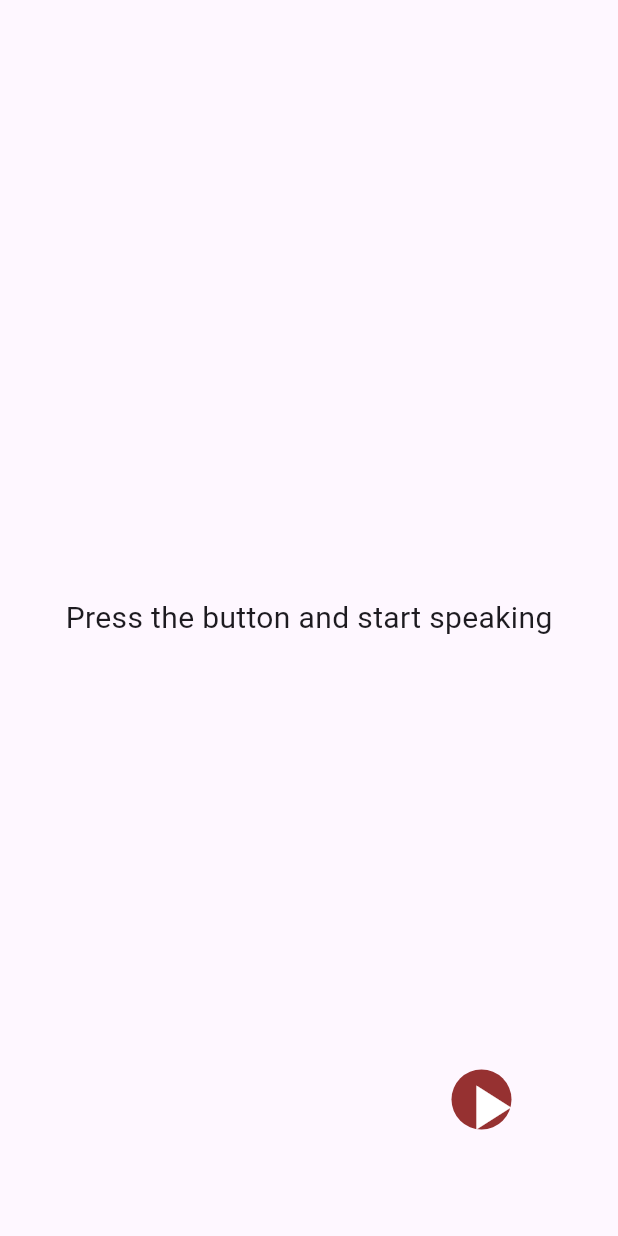
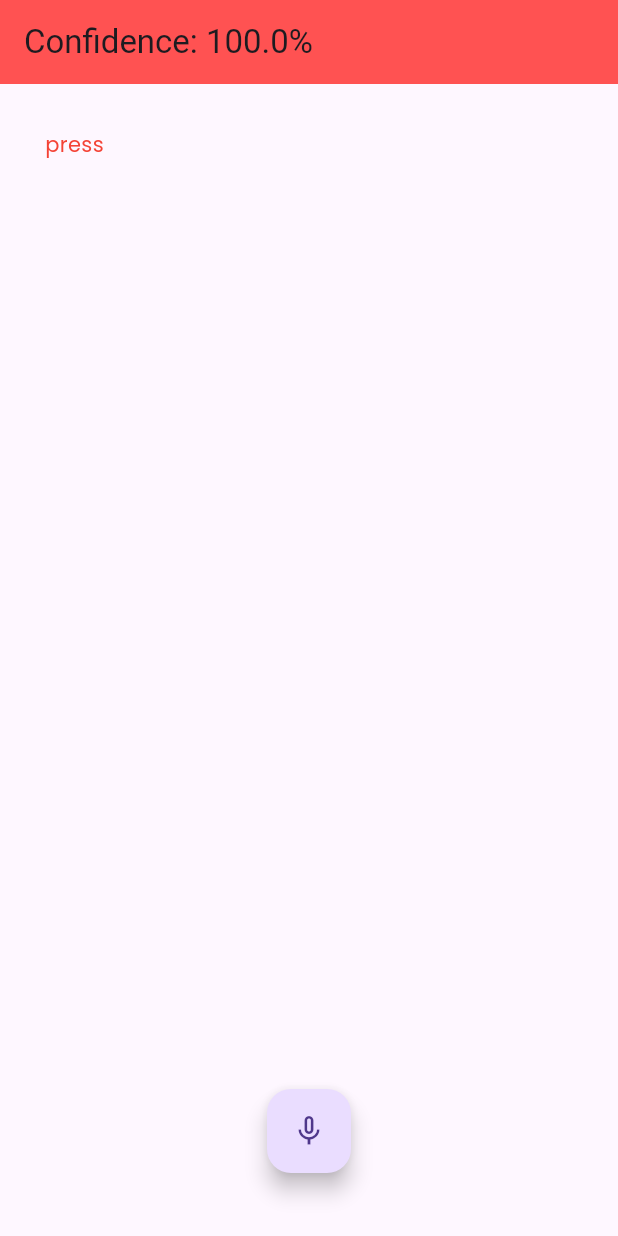
Before and after one commit to GouthamCArun/Studiesy, a Flutter app: the TeacherScreen screen opened directly, on a phone screen of 412 x 824 dp. Run offline on Flutter 3.47's test engine with Material 3 defaults, Android fonts, the phone set to English and light mode, and no system bars; drawn by our look-alikes of avatar_glow; our stand-ins replace animated_toggle_switch, email_validator, firebase_auth, firebase_core, google_fonts, google_sign_in and 2 more; missing offline and left inert: molten_navigationbar_flutter; accounts and stored records are empty; network calls fail.

Commit message:
Ready ready

```diff
--- a/frontend/studiesy/lib/Ui/Teacher.dart
+++ b/frontend/studiesy/lib/Ui/Teacher.dart
@@ -1,69 +1,87 @@
 import 'package:avatar_glow/avatar_glow.dart';
 import 'package:flutter/material.dart';
+import 'package:google_fonts/google_fonts.dart';
 import 'package:speech_to_text/speech_to_text.dart' as stt;
 
 class TeacherScreen extends StatefulWidget {
   const TeacherScreen({Key? key}) : super(key: key);
 
   @override
+  // ignore: library_private_types_in_public_api
   _TeacherScreenState createState() => _TeacherScreenState();
 }
 
 class _TeacherScreenState extends State<TeacherScreen> {
-  var islistening = false;
-  var text = "Press the button and start speaking";
-  stt.SpeechToText speech = stt.SpeechToText();
+  String text = "Press the button and start speaking";
+  late stt.SpeechToText _speech;
+  bool _isListening = false;
+  String _text = 'press';
+  double _confidence = 1.0;
+
+  @override
+  void initState() {
+    _speech = stt.SpeechToText();
+    super.initState();
+  }
 
   @override
   Widget build(BuildContext context) {
     return Scaffold(
+      appBar: AppBar(
+        backgroundColor: Colors.redAccent,
+        title: Text('Confidence: ${(_confidence * 100.0).toStringAsFixed(1)}%'),
+      ),
+      floatingActionButtonLocation: FloatingActionButtonLocation.centerDocked,
       floatingActionButton: AvatarGlow(
-        endRadius: 75.0,
-        animate: islistening,
-        duration: Duration(milliseconds: 2000),
+        endRadius: 70.0,
+        animate: _isListening,
+        duration: const Duration(milliseconds: 2000),
         glowColor: Colors.red,
         repeat: true,
         repeatPauseDuration: const Duration(milliseconds: 100),
         showTwoGlows: true,
-        child: GestureDetector(
-          onTap: () async {
-            setState(() {
-              islistening = !islistening;
-              print(islistening);
-            });
-            if (islistening) {
-              var available = await speech.initialize();
-
-              print("available");
-              if (available) {
-                speech.listen(
-                  onResult: (val) {
-                    setState(() {
-                      text = val.recognizedWords;
-                    });
-                  },
-                );
-              } else {
-                print("The user has denied the use of speech recognition.");
-              }
-            } else {
-              speech.stop();
-            }
-          },
-          child: CircleAvatar(
-            backgroundColor: const Color.fromARGB(255, 150, 49, 49),
-            child: Icon(
-              islistening ? Icons.pause : Icons.play_arrow,
-              color: Colors.white,
-              size: 50,
+        child: FloatingActionButton(
+            onPressed: _listen,
+            child: Icon(_isListening ? Icons.mic : Icons.mic_none)),
+      ),
+      body: SingleChildScrollView(
+        reverse: true,
+        child: Container(
+          padding: const EdgeInsets.fromLTRB(30, 30, 30, 150),
+          child: Text(
+            _text,
+            style: GoogleFonts.poppins(
+              color: Colors.red,
             ),
           ),
         ),
       ),
-      body: Container(
-          alignment: Alignment.center,
-          padding: EdgeInsets.symmetric(horizontal: 24, vertical: 16),
-          child: Text(text, style: TextStyle(fontSize: 20))),
     );
   }
+
+  void _listen() async {
+    if (!_isListening) {
+      bool available = await _speech.initialize(
+        onStatus: (val) => print('onStatus: $val'),
+        onError: (val) => print('onError: $val'),
+      );
+      print(available);
+      if (available) {
+        setState(() => _isListening = true);
+        _speech.listen(
+          cancelOnError: true,
+          onDevice: false,
+          onResult: (val) => setState(() {
+            _text = val.recognizedWords;
+            if (val.hasConfidenceRating && val.confidence > 0) {
+              _confidence = val.confidence;
+            }
+          }),
+        );
+      }
+    } else {
+      setState(() => _isListening = false);
+      _speech.stop();
+    }
+  }
 }
--- a/frontend/studiesy/lib/Ui/Transcription.dart
+++ b/frontend/studiesy/lib/Ui/Transcription.dart
@@ -12,19 +12,19 @@ class _TranscriptionPageState extends State<TranscriptionPage> {
   Widget build(BuildContext context) {
     return Scaffold(
       backgroundColor:
-          Color.fromARGB(255, 255, 255, 255), // Set the background color to red
+          const Color.fromARGB(255, 255, 255, 255), // Set the background color to red
       body: Stack(
         children: [
           ClipPath(
             clipper: MyCustomClipper(),
             child: Container(
-              color: Color(0xFFFA5456), // Set the container color to white
+              color: const Color(0xFFFA5456), // Set the container color to white
             ),
           ),
-          Padding(
-            padding: const EdgeInsets.only(top: 100.0),
+          const Padding(
+            padding: EdgeInsets.only(top: 100.0),
             child: Padding(
-              padding: const EdgeInsets.all(12.0),
+              padding: EdgeInsets.all(12.0),
               child: Center(
                 child: Text(
                   'This is a red background with a curved top!Engane like transcription varum.vanna pwoliyaanu.varrum.varate evde poovan.....Alfredee ith Single child Scroll view akane.....pine ipa parayanath vere color il vanna nice aavum like spotify lyrics ',
--- a/frontend/studiesy/lib/Ui/chatScreen.dart
+++ b/frontend/studiesy/lib/Ui/chatScreen.dart
@@ -101,7 +101,7 @@ class _ConversationScreenState extends State<ConversationScreen> {
         child: Container(
           decoration: BoxDecoration(
             borderRadius: BorderRadius.circular(80),
-            color: Color.fromARGB(207, 206, 83, 240),
+            color: const Color.fromARGB(207, 206, 83, 240),
           ),
           padding: const EdgeInsets.symmetric(horizontal: 24, vertical: 16),
           child: Row(
@@ -162,7 +162,7 @@ class _ConversationScreenState extends State<ConversationScreen> {
             fontWeight: FontWeight.w500,
           )),
         ),
-        shadowColor: Color.fromARGB(255, 223, 147, 236),
+        shadowColor: const Color.fromARGB(255, 223, 147, 236),
         toolbarHeight: 70,
       ),
       body: (_futureAlbum == null)
--- a/frontend/studiesy/pubspec.yaml
+++ b/frontend/studiesy/pubspec.yaml
@@ -44,9 +44,9 @@ dependencies:
   google_fonts: ^6.1.0
   avatar_glow: ^2.0.2
   molten_navigationbar_flutter: ^1.0.1
+  http: ^1.1.0
   speech_to_text: ^6.3.0
-  http: ^1.1.0
-  livespeechtotext: ^1.0.9
+
 
 dev_dependencies:
   flutter_test:
```
Also changed, not shown: frontend/studiesy/lib/Ui/HomeScreen.dart (+6 -6 lines), frontend/studiesy/lib/Ui/Splashscreen.dart (+2 -5 lines), frontend/studiesy/flutter_01.png (added), frontend/studiesy/flutter_02.png (added), frontend/studiesy/pubspec.lock, 1 other file.
